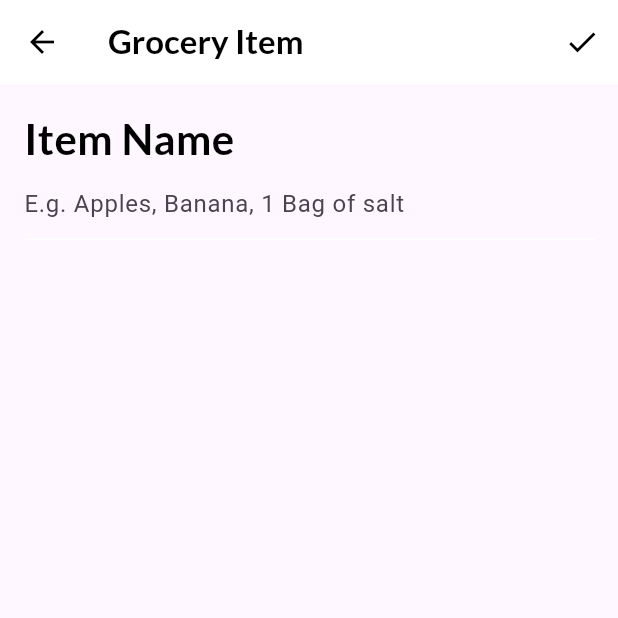
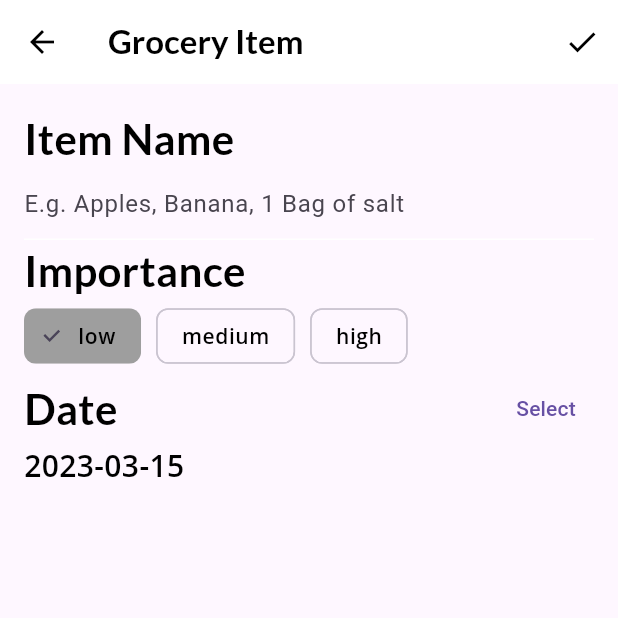
Before and after one commit to krystianpetek/LearningFlutter, a Flutter app: the GroceryItemScreen screen opened directly with empty values, on a phone screen of 412 x 824 dp, the top half of it. Run offline on Flutter 3.47's test engine with Material 2 defaults, Android fonts, the phone set to English and light mode, and no system bars; our stand-ins replace google_fonts.

Commit message:
Created another field for grocery screen - importance by ChoiceChip select and date widget for selecting date using date picker

```diff
--- a/book-flutter_apprentice/two_foodapp/lib/screens/grocery_item_screen.dart
+++ b/book-flutter_apprentice/two_foodapp/lib/screens/grocery_item_screen.dart
@@ -1,5 +1,6 @@
 import 'package:flutter/material.dart';
 import 'package:google_fonts/google_fonts.dart';
+import 'package:intl/intl.dart';
 import 'package:two_foodapp/models/grocery_item.dart';
 
 class GroceryItemScreen extends StatefulWidget {
@@ -71,7 +72,11 @@ class GroceryItemScreenState extends State<GroceryItemScreen> {
       body: Container(
         padding: const EdgeInsets.all(16),
         child: ListView(
-          children: [buildNameField()],
+          children: [
+            buildNameField(),
+            buildImportanceField(),
+            buildDateField(context),
+          ],
         ),
       ),
     );
@@ -107,4 +112,87 @@ class GroceryItemScreenState extends State<GroceryItemScreen> {
       ],
     );
   }
+
+  Widget buildImportanceField() {
+    return Column(
+      crossAxisAlignment: CrossAxisAlignment.start,
+      children: [
+        Text(
+          'Importance',
+          style: GoogleFonts.lato(fontSize: 28),
+        ),
+        Wrap(
+          spacing: 10,
+          children: [
+            ChoiceChip(
+              label: Text('low', style: Theme.of(context).textTheme.bodySmall),
+              selectedColor: Colors.grey,
+              selected: _importance == Importance.low,
+              onSelected: (selected) {
+                setState(() {
+                  _importance = Importance.low;
+                });
+              },
+            ),
+            ChoiceChip(
+              label:
+                  Text('medium', style: Theme.of(context).textTheme.bodySmall),
+              selectedColor: Colors.grey,
+              selected: _importance == Importance.medium,
+              onSelected: (selected) {
+                setState(() {
+                  _importance = Importance.medium;
+                });
+              },
+            ),
+            ChoiceChip(
+              label: Text('high', style: Theme.of(context).textTheme.bodySmall),
+              selectedColor: Colors.grey,
+              selected: _importance == Importance.high,
+              onSelected: (selected) {
+                setState(() {
+                  _importance = Importance.high;
+                });
+              },
+            ),
+          ],
+        )
+      ],
+    );
+  }
+
+  Widget buildDateField(BuildContext context) {
+    return Column(
+      crossAxisAlignment: CrossAxisAlignment.start,
+      children: [
+        Row(
+          mainAxisAlignment: MainAxisAlignment.spaceBetween,
+          children: [
+            Text(
+              'Date',
+              style: GoogleFonts.lato(fontSize: 28),
+            ),
+            TextButton(
+              child: const Text('Select'),
+              onPressed: () async {
+                final currentDate = DateTime.now();
+                final selectedDate = await showDatePicker(
+                  context: context,
+                  initialDate: currentDate,
+                  firstDate: currentDate,
+                  lastDate: DateTime(currentDate.year + 5),
+                );
+                setState(() {
+                  if (selectedDate != null) {
+                    _dueDate = selectedDate;
+                  }
+                });
+              },
+            )
+          ],
+        ),
+        Text(DateFormat('yyyy-MM-dd').format(_dueDate))
+      ],
+    );
+  }
 }
```
